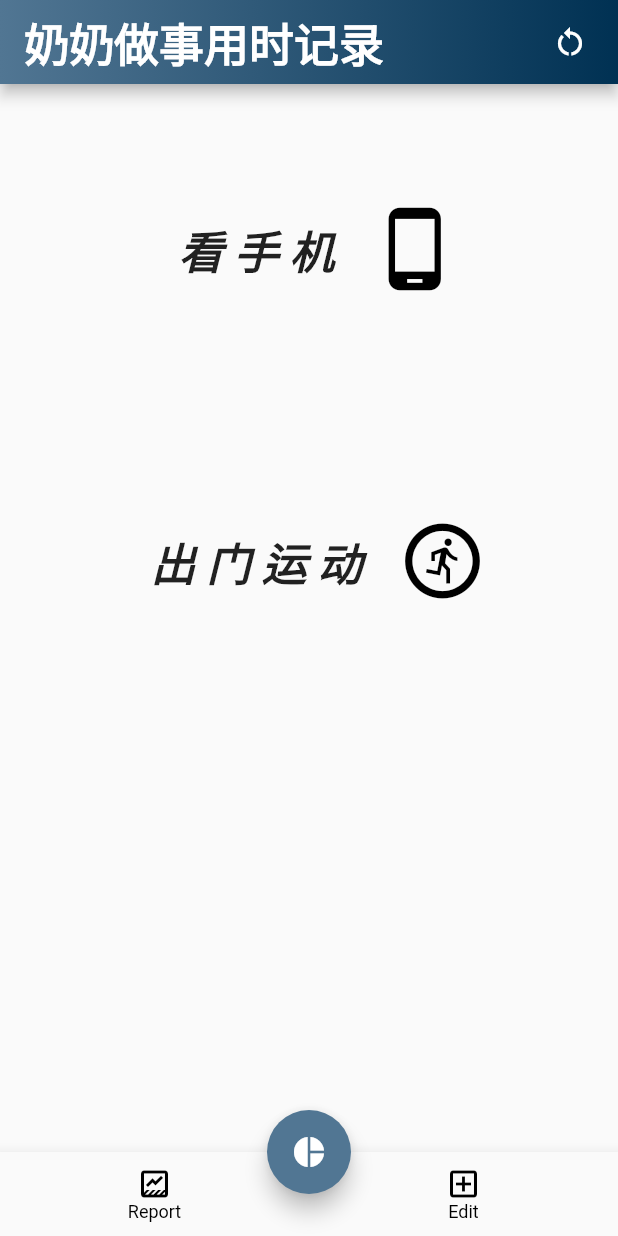
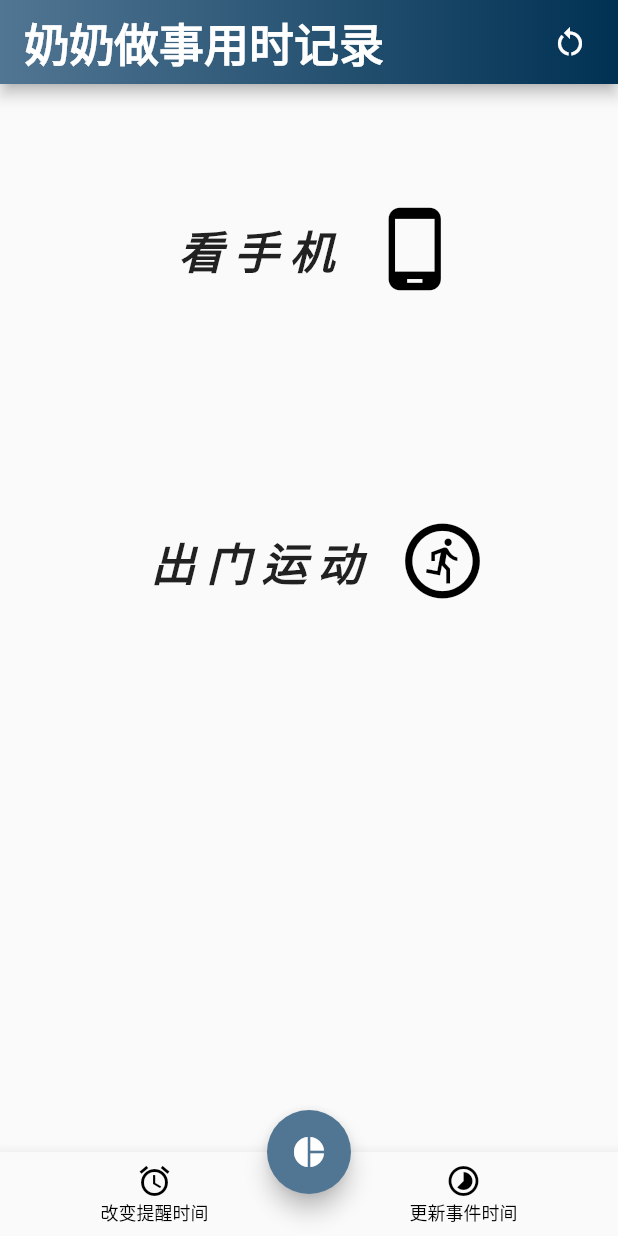
Before and after one commit to ZJendex/MUss, a Flutter app: the screen it shows after launch, item 2 of the bottom bar chosen, after a tap on the "restart alt" icon, on a phone screen of 412 x 824 dp. Run offline on Flutter 3.47's test engine with Material 2 defaults, Android fonts, the light colour scheme and no system bars; our stand-ins replace audioplayers, new_gradient_app_bar.

Commit message:
add scaffold banner when alarm start + able to change the alarm time + refresh the main page after alarm time changed / reset

```diff
--- a/lib/courses_main_page.dart
+++ b/lib/courses_main_page.dart
@@ -2,7 +2,9 @@ import 'dart:async';
 
 import 'package:flutter/material.dart';
 import 'package:muss/report_page.dart';
+import 'package:muss/update_countdown_widget.dart';
 import 'package:muss/update_database_widget.dart';
+import 'no_animation_material_page_route.dart';
 import 'pkgs/pie_chart/pie_chart.dart';
 import 'package:new_gradient_app_bar/new_gradient_app_bar.dart';
 import 'txt_db.dart';
@@ -24,6 +26,7 @@ class _CoursesMainPageState extends State<CoursesMainPage> {
   bool loadingFinish = false;
   Timer? timer;
   bool isOngoing = false;
+  late int countDown;
 
   @override
   void initState() {
@@ -107,12 +110,12 @@ class _CoursesMainPageState extends State<CoursesMainPage> {
             bottomNavigationBar: BottomNavigationBar(
               items: const <BottomNavigationBarItem>[
                 BottomNavigationBarItem(
-                  icon: Icon(Icons.data_thresholding_outlined),
-                  label: 'Report',
+                  icon: Icon(Icons.alarm),
+                  label: '改变提醒时间',
                 ),
                 BottomNavigationBarItem(
-                  icon: Icon(Icons.add_box_outlined),
-                  label: 'Edit',
+                  icon: Icon(Icons.timelapse),
+                  label: '更新事件时间',
                 ),
               ],
               selectedItemColor: Colors.black,
@@ -148,7 +151,10 @@ class _CoursesMainPageState extends State<CoursesMainPage> {
               child: Padding(
                   padding: const EdgeInsets.only(right: 20.0),
                   child: GestureDetector(
-                    onTap: () => alertOnResetDB(),
+                    onTap: () async {
+                      alertOnResetDB();
+                      setState(() {});
+                    },
                     child: const Icon(
                       Icons.restart_alt,
                     ),
@@ -222,10 +228,23 @@ class _CoursesMainPageState extends State<CoursesMainPage> {
       // do nothing if ongoing course conflict happened
     } else if (coursesList[index] == '0') {
       // new courses started
-      timer = Timer.periodic(const Duration(seconds: 1), (timer) {
+      timer = Timer.periodic(Duration(minutes: countDown), (timer) {
         timer.cancel();
         player.setVolume(1);
         player.play(AssetSource('audio/springtide.mp3'));
+        ScaffoldMessenger.of(context).showMaterialBanner(
+          MaterialBanner(
+            content: Text("已经过了$countDown分钟了, 需要休息啦"),
+            actions: [
+              TextButton(
+                  onPressed: (() {
+                    ScaffoldMessenger.of(context).hideCurrentMaterialBanner();
+                    player.stop();
+                  }),
+                  child: const Text("知道了"))
+            ],
+          ),
+        );
       });
       setState(() {
         courseOngoing[index] = true;
@@ -265,6 +284,7 @@ class _CoursesMainPageState extends State<CoursesMainPage> {
   }
 
   void initInfo() async {
+    countDown = await tdb.getCountDown() ?? 40;
     String cds = await tdb.getCurrentDays();
     // if it's the first time open the app
     if (cds.isEmpty) {
@@ -285,16 +305,27 @@ class _CoursesMainPageState extends State<CoursesMainPage> {
     });
   }
 
-  void _onItemTapped(int index) {
+  void _onItemTapped(int index) async {
     if (index == 0) {
-      // give report
+      // change coutDown
+      await showModalBottomSheet<void>(
+        context: context,
+        builder: (BuildContext context) {
+          return UpdateCountdownWidget(tdb: tdb);
+        },
+      );
+      // Refresh the main page with initState triggered
+      Navigator.pop(context);
       Navigator.push(
-        context,
-        MaterialPageRoute(builder: (context) => reportPage(tdb: tdb)),
-      );
+          context,
+          NoAnimationMaterialPageRoute(
+              builder: ((context) => MaterialApp(
+                    title: appName,
+                    home: CoursesMainPage(),
+                  ))));
     } else {
       // courses edit on current days
-      showModalBottomSheet<void>(
+      await showModalBottomSheet<void>(
         context: context,
         builder: (BuildContext context) {
           return UpdateDatabaseWidget(tdb: tdb);
@@ -362,6 +393,15 @@ class _CoursesMainPageState extends State<CoursesMainPage> {
                             onPressed: () async {
                               tdb.resetDB();
                               Navigator.pop(context);
+                              // Refresh the main page with initState triggered
+                              Navigator.pop(context);
+                              Navigator.push(
+                                  context,
+                                  NoAnimationMaterialPageRoute(
+                                      builder: ((context) => MaterialApp(
+                                            title: appName,
+                                            home: CoursesMainPage(),
+                                          ))));
                             },
                           ),
                         ],
--- /dev/null
+++ b/lib/no_animation_material_page_route.dart
@@ -0,0 +1,20 @@
+import 'package:flutter/material.dart';
+
+class NoAnimationMaterialPageRoute<T> extends MaterialPageRoute<T> {
+  NoAnimationMaterialPageRoute({
+    required WidgetBuilder builder,
+    RouteSettings? settings,
+    bool maintainState = true,
+    bool fullscreenDialog = false,
+  }) : super(
+            builder: builder,
+            maintainState: maintainState,
+            settings: settings,
+            fullscreenDialog: fullscreenDialog);
+
+  @override
+  Widget buildTransitions(BuildContext context, Animation<double> animation,
+      Animation<double> secondaryAnimation, Widget child) {
+    return child;
+  }
+}
--- a/lib/txt_db.dart
+++ b/lib/txt_db.dart
@@ -8,7 +8,10 @@ class TxtDB {
   final FileIO _fileDBInDays =
       FileIO("database.txt"); // main database through all the days
   final FileIO _fileDBBackup = FileIO("history.txt"); // backup txt
-  final FileIO _fileConst = FileIO("const.txt"); // utils save
+  final FileIO _fileConst = FileIO("const.txt"); // start date
+  final FileIO _fileCountDown =
+      FileIO("count_down.txt"); //save count down alarm time
+
   final List<String> coursesList = [
     "看手机",
     "出门运动",
@@ -29,6 +32,16 @@ class TxtDB {
     _fileDBBackup.write("");
     // save the starting datetime
     _fileConst.write(DateTime.now().toString());
+    _fileCountDown.write("40");
+  }
+
+  Future<int?> getCountDown() async {
+    String c = await _fileCountDown.read();
+    return int.tryParse(c);
+  }
+
+  updateCountDown(int c) async {
+    await _fileCountDown.write("$c");
   }
 
   // update current courses status
```
Also changed, not shown: lib/update_countdown_widget.dart (added, +127 -0 lines).
